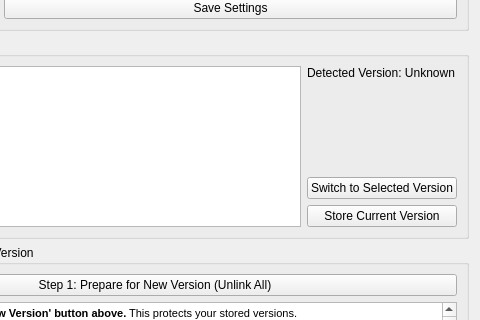
Above: ui/main_window.ui from MasterKraid/pz_version_manager before the change; both pictures show x 170 to 650 and y 127 to 447 of the 650 by 550 pixel window. Below: the same form after it.
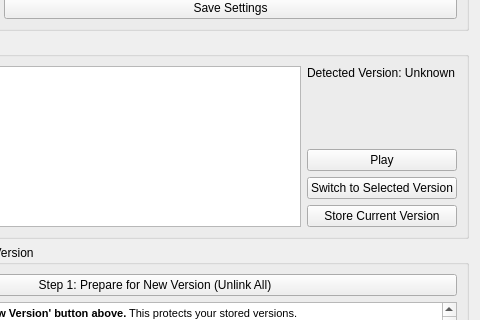
That is the form after the change.

Commit message: ver1.0 release

Patch:
```diff
--- a/ui/main_window.ui
+++ b/ui/main_window.ui
@@ -129,6 +129,15 @@
            </property>
           </spacer>
          </item>
+         <!--NEW PLAY BUTTON ADDED -->
+         <item>
+          <widget class="QPushButton" name="playBtn">
+           <property name="text">
+            <string>Play</string>
+           </property>
+          </widget>
+         </item>
+         <!--NEW PLAY BUTTON -->
          <item>
           <widget class="QPushButton" name="switchToVersionBtn">
            <property name="text">
```
Left out of the diff: 11 changed lines with no effect on the pictures. The commit also changes 1 other file.
